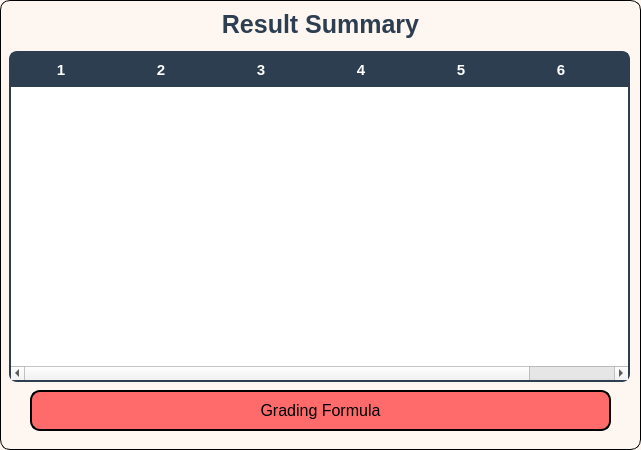
The window that StudentPanel/StudentResult.ui (sarimkhan4/SchoolManagementSystem) describes before a commit, drawn with Qt 5.
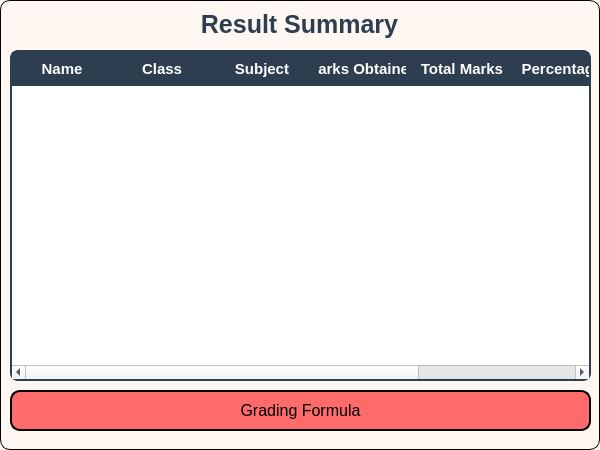
The same window after the commit.

```diff
--- a/StudentPanel/StudentResult.ui
+++ b/StudentPanel/StudentResult.ui
@@ -6,7 +6,7 @@
    <rect>
     <x>0</x>
     <y>0</y>
-    <width>641</width>
+    <width>600</width>
     <height>450</height>
    </rect>
   </property>
@@ -23,7 +23,7 @@
   <widget class="QLabel" name="titleLabel">
    <property name="geometry">
     <rect>
-     <x>30</x>
+     <x>9</x>
      <y>9</y>
      <width>581</width>
      <height>31</height>
@@ -48,12 +48,41 @@
     <set>Qt::AlignmentFlag::AlignCenter</set>
    </property>
   </widget>
+  <widget class="QPushButton" name="gradingFormulaButton">
+   <property name="geometry">
+    <rect>
+     <x>10</x>
+     <y>390</y>
+     <width>581</width>
+     <height>41</height>
+    </rect>
+   </property>
+   <property name="styleSheet">
+    <string notr="true">QPushButton#gradingFormulaButton {
+    background-color: #ff6b6b;
+    border: 1.5px solid black;
+    border-radius: 10px;
+    padding: 6px;
+    font-size: 16px;
+}
+
+/* Hover effect */
+QPushButton#gradingFormulaButton:hover {
+    background-color: #ee5253;
+}
+
+</string>
+   </property>
+   <property name="text">
+    <string>Grading Formula</string>
+   </property>
+  </widget>
   <widget class="QTableWidget" name="tableWidget">
    <property name="geometry">
     <rect>
-     <x>9</x>
-     <y>51</y>
-     <width>621</width>
+     <x>10</x>
+     <y>50</y>
+     <width>581</width>
      <height>331</height>
     </rect>
    </property>
@@ -97,68 +126,41 @@
 }
 </string>
    </property>
-   <property name="alternatingRowColors">
-    <bool>true</bool>
-   </property>
-   <property name="selectionMode">
-    <enum>QAbstractItemView::SelectionMode::SingleSelection</enum>
-   </property>
-   <property name="selectionBehavior">
-    <enum>QAbstractItemView::SelectionBehavior::SelectRows</enum>
-   </property>
-   <property name="showGrid">
-    <bool>true</bool>
-   </property>
-   <property name="columnCount">
-    <number>7</number>
-   </property>
-   <property name="horizontalHeaderLabels" stdset="0">
-    <stringlist>
+   <column>
+    <property name="text">
      <string>Name</string>
+    </property>
+   </column>
+   <column>
+    <property name="text">
      <string>Class</string>
+    </property>
+   </column>
+   <column>
+    <property name="text">
      <string>Subject</string>
+    </property>
+   </column>
+   <column>
+    <property name="text">
      <string>Marks Obtained</string>
+    </property>
+   </column>
+   <column>
+    <property name="text">
      <string>Total Marks</string>
+    </property>
+   </column>
+   <column>
+    <property name="text">
      <string>Percentage</string>
+    </property>
+   </column>
+   <column>
+    <property name="text">
      <string>Grade</string>
-    </stringlist>
-   </property>
-   <column/>
-   <column/>
-   <column/>
-   <column/>
-   <column/>
-   <column/>
-   <column/>
-  </widget>
-  <widget class="QPushButton" name="gradingFormulaButton">
-   <property name="geometry">
-    <rect>
-     <x>30</x>
-     <y>390</y>
-     <width>581</width>
-     <height>41</height>
-    </rect>
-   </property>
-   <property name="styleSheet">
-    <string notr="true">QPushButton#gradingFormulaButton {
-    background-color: #ff6b6b;
-    border: 1.5px solid black;
-    border-radius: 10px;
-    padding: 6px;
-    font-size: 16px;
-}
-
-/* Hover effect */
-QPushButton#gradingFormulaButton:hover {
-    background-color: #ee5253;
-}
-
-</string>
-   </property>
-   <property name="text">
-    <string>Grading Formula</string>
-   </property>
+    </property>
+   </column>
   </widget>
  </widget>
  <resources/>
```
